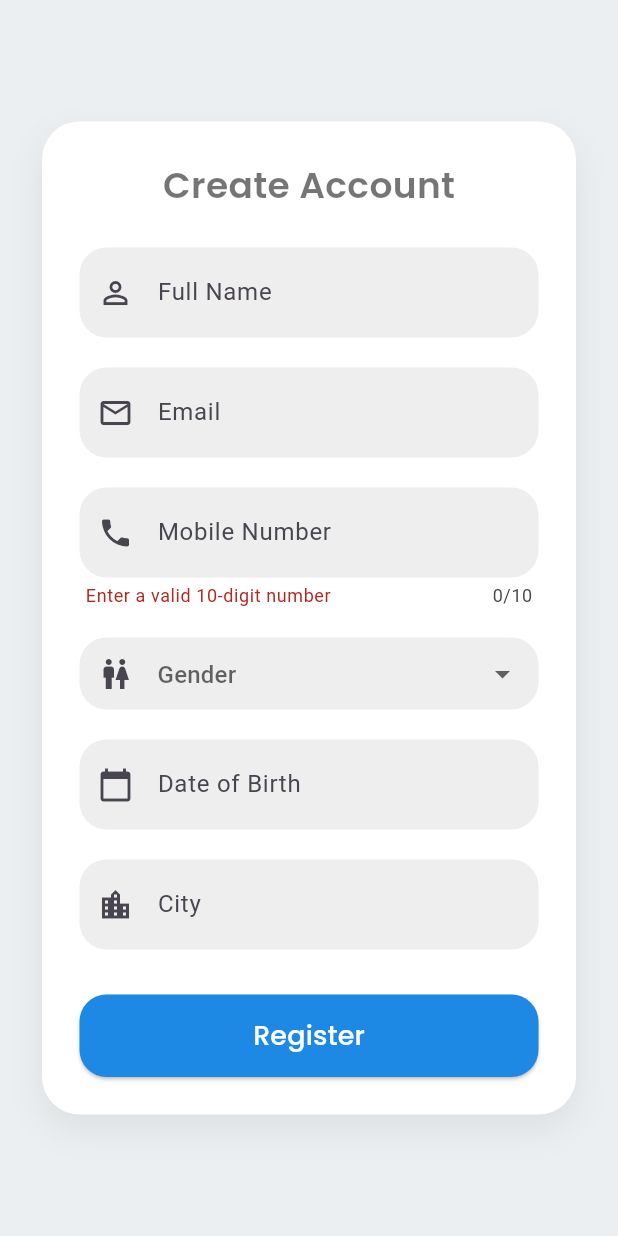
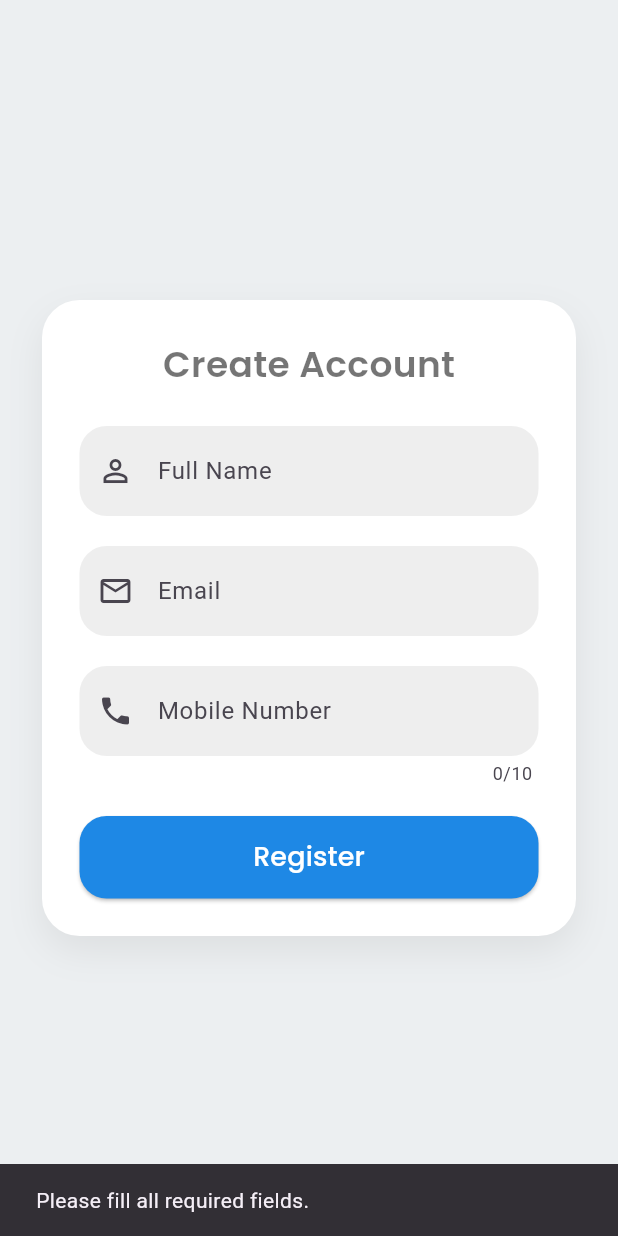
Before and after one commit to Ladanividhi/NoteNest, a Flutter app: the SignUpPage screen opened directly, after a tap on "Register", on a phone screen of 412 x 824 dp. Run offline on Flutter 3.47's test engine with Material 3 defaults, Android fonts, the phone set to English and light mode, and no system bars; our stand-ins replace cloud_firestore, firebase_core, google_fonts, shared_preferences; accounts and stored records are empty.

Commit message:
Updated Commit

```diff
--- a/lib/main.dart
+++ b/lib/main.dart
@@ -1,22 +1,29 @@
 import 'package:NoteNest/screens/Login.dart';
+import 'package:NoteNest/screens/Dashboard.dart';
 import 'package:firebase_core/firebase_core.dart';
 import 'package:flutter/material.dart';
+import 'package:shared_preferences/shared_preferences.dart';
 
 void main() async {
   WidgetsFlutterBinding.ensureInitialized();
   await Firebase.initializeApp();
-  runApp(const NoteNestApp());
+
+  final prefs = await SharedPreferences.getInstance();
+  final rememberMe = prefs.getBool('rememberMe') ?? false;
+
+  runApp(NoteNestApp(rememberMe: rememberMe));
 }
 
 class NoteNestApp extends StatelessWidget {
-  const NoteNestApp({super.key});
+  final bool rememberMe;
+  const NoteNestApp({super.key, required this.rememberMe});
 
   @override
   Widget build(BuildContext context) {
     return MaterialApp(
       title: 'NoteNest',
       debugShowCheckedModeBanner: false,
-      home: const LoginPage(),
+      home: rememberMe ? DashboardPage() : const LoginPage(),
     );
   }
 }
--- a/lib/screens/SignUp.dart
+++ b/lib/screens/SignUp.dart
@@ -1,5 +1,7 @@
 import 'package:NoteNest/screens/CreatePassword.dart';
 import 'package:NoteNest/utils/Constants.dart';
+import 'package:NoteNest/utils/UserModel.dart';
+import 'package:cloud_firestore/cloud_firestore.dart';
 import 'package:flutter/material.dart';
 import 'package:google_fonts/google_fonts.dart';
 
@@ -15,45 +17,61 @@ class _SignUpPageState extends State<SignUpPage> {
   final TextEditingController _fullNameController = TextEditingController();
   final TextEditingController _emailController = TextEditingController();
   final TextEditingController _mobileController = TextEditingController();
-  final TextEditingController _dobController = TextEditingController();
-  final TextEditingController _cityController = TextEditingController();
-  String? selectedGender;
 
-  void _selectDate(BuildContext context) async {
-    DateTime? pickedDate = await showDatePicker(
-      context: context,
-      initialDate: DateTime(2000),
-      firstDate: DateTime(1900),
-      lastDate: DateTime.now(),
-    );
-
-    if (pickedDate != null) {
-      setState(() {
-        _dobController.text =
-        "${pickedDate.day}/${pickedDate.month}/${pickedDate.year}";
-      });
-    }
-  }
-
-  void _submitForm() {
-    if (!(_fullNameController.text.isEmpty ||
+  void _submitForm() async {
+    if ((_fullNameController.text.isEmpty ||
         _emailController.text.isEmpty ||
         _mobileController.text.isEmpty)) {
       ScaffoldMessenger.of(context).showSnackBar(
-        const SnackBar(content: Text('Please fill required fields.')),
+        const SnackBar(content: Text('Please fill all required fields.')),
       );
       return;
     }
 
     if (_formKey.currentState!.validate()) {
+      final email = _emailController.text.trim();
+
+      //Check if user already exists
+      final querySnapshot = await FirebaseFirestore.instance
+          .collection('User')
+          .where('Email', isEqualTo: email)
+          .get();
+
+      if (querySnapshot.docs.isNotEmpty) {
+        // User with this email already exists
+        ScaffoldMessenger.of(context).showSnackBar(
+          const SnackBar(content: Text('User with this email already exists')),
+        );
+        return;
+      }
+
+      // If user doesn't exist, proceed
+      final user = UserModel(
+        fullName: _fullNameController.text.trim(),
+        email: email,
+        mobile: _mobileController.text.trim(),
+      );
+
       Navigator.push(
         context,
-        MaterialPageRoute(builder: (context) => const CreatePasswordPage()),
+        MaterialPageRoute(builder: (context) => CreatePasswordPage(user: user)),
       );
-
-      // Do registration logic here
     }
   }
+
+  InputDecoration _inputDecoration(String hint, IconData icon) {
+      return InputDecoration(
+        hintText: hint,
+        prefixIcon: Icon(icon),
+        filled: true,
+        fillColor: Colors.grey[200],
+        contentPadding: const EdgeInsets.symmetric(vertical: 18),
+        border: OutlineInputBorder(
+          borderRadius: BorderRadius.circular(18),
+          borderSide: BorderSide.none,
+        ),
+      );
+    }
 
   @override
   Widget build(BuildContext context) {
@@ -122,52 +140,6 @@ class _SignUpPageState extends State<SignUpPage> {
                     ),
                     const SizedBox(height: 20),
 
-                    // Gender Dropdown
-                    Container(
-                      padding: const EdgeInsets.symmetric(horizontal: 12),
-                      decoration: BoxDecoration(
-                        color: Colors.grey[200],
-                        borderRadius: BorderRadius.circular(18),
-                      ),
-                      child: DropdownButtonFormField<String>(
-                        value: selectedGender,
-                        decoration: const InputDecoration(
-                          border: InputBorder.none,
-                          icon: Icon(Icons.wc),
-                          hintText: 'Gender',
-                        ),
-                        items: ['Male', 'Female', 'Other']
-                            .map((gender) => DropdownMenuItem(
-                          value: gender,
-                          child: Text(gender),
-                        ))
-                            .toList(),
-                        onChanged: (value) {
-                          setState(() {
-                            selectedGender = value;
-                          });
-                        },
-                      ),
-                    ),
-                    const SizedBox(height: 20),
-
-                    // Date of Birth
-                    TextFormField(
-                      controller: _dobController,
-                      readOnly: true,
-                      onTap: () => _selectDate(context),
-                      decoration: _inputDecoration('Date of Birth', Icons.calendar_today),
-                    ),
-                    const SizedBox(height: 20),
-
-                    // City
-                    TextFormField(
-                      controller: _cityController,
-                      decoration: _inputDecoration('City', Icons.location_city),
-                    ),
-                    const SizedBox(height: 30),
-
-                    // Register Button
                     SizedBox(
                       width: double.infinity,
                       height: 55,
@@ -198,18 +170,4 @@ class _SignUpPageState extends State<SignUpPage> {
       ),
     );
   }
-
-  InputDecoration _inputDecoration(String hint, IconData icon) {
-    return InputDecoration(
-      hintText: hint,
-      prefixIcon: Icon(icon),
-      filled: true,
-      fillColor: Colors.grey[200],
-      contentPadding: const EdgeInsets.symmetric(vertical: 18),
-      border: OutlineInputBorder(
-        borderRadius: BorderRadius.circular(18),
-        borderSide: BorderSide.none,
-      ),
-    );
-  }
 }
--- /dev/null
+++ b/lib/utils/UserModel.dart
@@ -0,0 +1,20 @@
+class UserModel {
+  final String fullName;
+  final String email;
+  final String mobile;
+
+  UserModel({
+    required this.fullName,
+    required this.email,
+    required this.mobile,
+  });
+
+  Map<String, dynamic> toMap(String password) {
+    return {
+      'Name': fullName,
+      'Email': email,
+      'Mobile': mobile,
+      'Password': password,
+    };
+  }
+}
--- a/pubspec.yaml
+++ b/pubspec.yaml
@@ -52,6 +52,7 @@ dependencies:
   firebase_core: ^3.1.0
   firebase_auth: ^5.5.4
   firebase_messaging: ^15.0.1
+  crypto: ^3.0.3
 #  permission_handler: ^12.0.0+1
 #  google_sign_in: ^6.2.1
 #  fl_chart: ^0.66.0
```
Also changed, not shown: lib/screens/CreatePassword.dart (+43 -13 lines), lib/screens/Login.dart (+41 -9 lines), lib/screens/ExtraDetails.dart (added), pubspec.lock, 2 other files.
